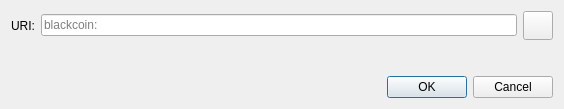
Above: src/qt/forms/openuridialog.ui from watsoncoders/Pavnetwork before the change. Below: the same form after it.
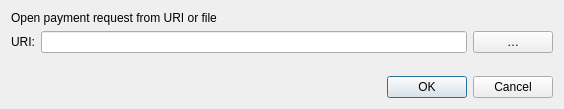
That is the form after the change. Icons and pictures are not drawn. Custom widgets are drawn as their Qt base class.

Patch:
```diff
--- a/src/qt/forms/openuridialog.ui
+++ b/src/qt/forms/openuridialog.ui
@@ -14,6 +14,13 @@
    <string>Open Blackcoin URI</string>
   </property>
   <layout class="QVBoxLayout" name="verticalLayout">
+   <item>
+    <widget class="QLabel" name="label_2">
+     <property name="text">
+      <string>Open payment request from URI or file</string>
+     </property>
+    </widget>
+   </item>
    <item>
     <layout class="QHBoxLayout" name="horizontalLayout">
      <item>
@@ -24,30 +31,18 @@
       </widget>
      </item>
      <item>
-      <widget class="QValidatedLineEdit" name="uriEdit">
-       <property name="placeholderText">
-        <string>blackcoin:</string>
-       </property>
-      </widget>
+      <widget class="QValidatedLineEdit" name="uriEdit"/>
      </item>
      <item>
-      <widget class="QToolButton" name="pasteButton">
+      <widget class="QPushButton" name="selectFileButton">
        <property name="toolTip">
         <string extracomment="Tooltip text for button that allows you to paste an address that is in your clipboard.">Paste address from clipboard</string>
        </property>
        <property name="text">
-        <string/>
+        <string notr="true">…</string>
        </property>
-       <property name="icon">
-        <iconset resource="../bitcoin.qrc">
-         <normaloff>:/icons/editpaste</normaloff>:/icons/editpaste
-        </iconset>
-       </property>
-       <property name="iconSize">
-        <size>
-         <width>22</width>
-         <height>22</height>
-        </size>
+       <property name="autoDefault">
+        <bool>false</bool>
        </property>
       </widget>
      </item>
```
Left out of the diff: 6 changed lines with no effect on the pictures.
